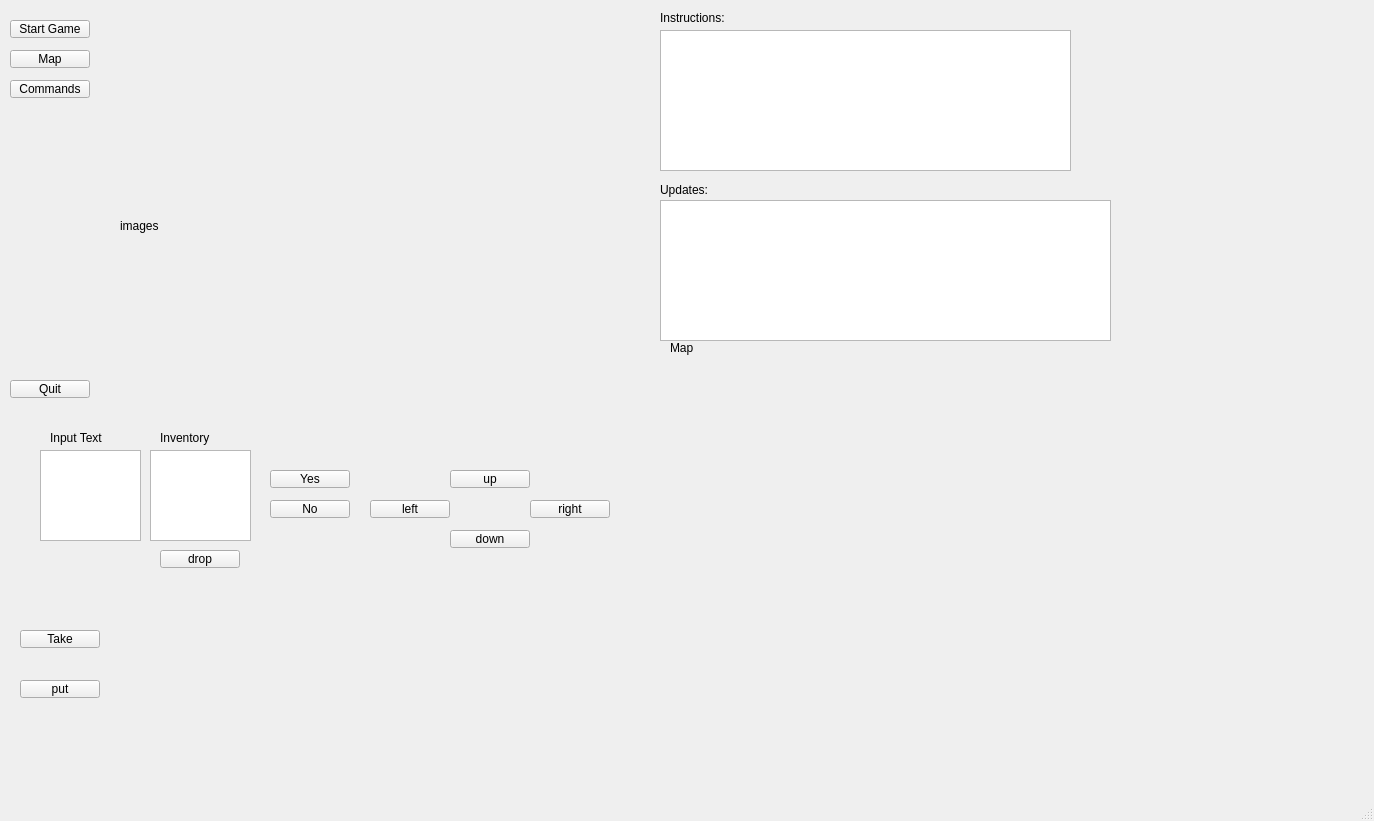
Above: mainwindow.ui from DesireeCharles/BarkNRoll-Game before the change. Below: the same form after it.
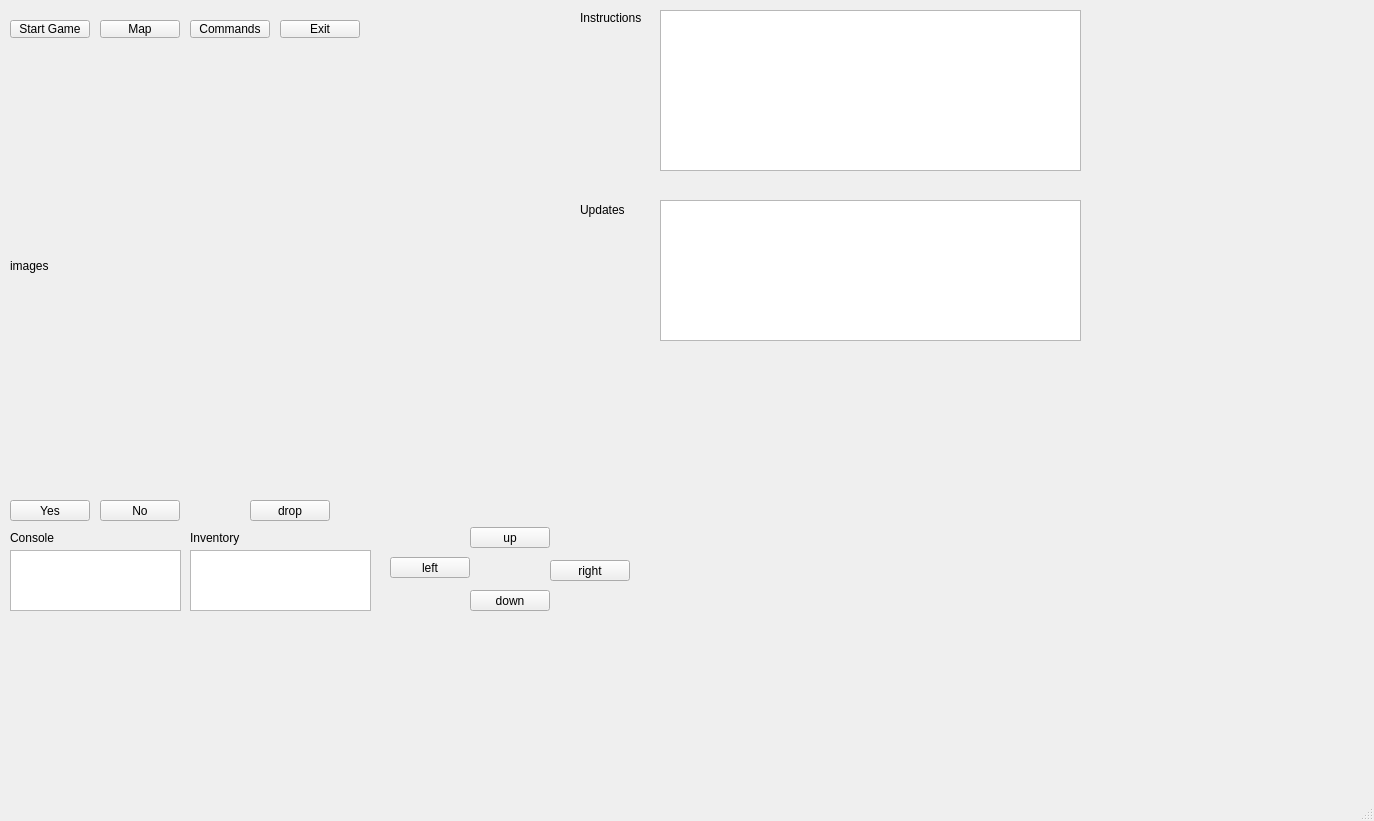
That is the form after the change.

Diff of the .ui file:
```diff
--- a/mainwindow.ui
+++ b/mainwindow.ui
@@ -19,41 +19,28 @@
      <rect>
       <x>660</x>
       <y>200</y>
-      <width>451</width>
+      <width>421</width>
       <height>141</height>
      </rect>
     </property>
    </widget>
-   <widget class="QPushButton" name="takeButton">
-    <property name="geometry">
-     <rect>
-      <x>20</x>
-      <y>630</y>
-      <width>80</width>
-      <height>18</height>
-     </rect>
-    </property>
-    <property name="text">
-     <string>Take</string>
-    </property>
-   </widget>
    <widget class="QTextEdit" name="textEdit">
     <property name="geometry">
      <rect>
-      <x>40</x>
-      <y>450</y>
-      <width>101</width>
-      <height>91</height>
+      <x>10</x>
+      <y>550</y>
+      <width>171</width>
+      <height>61</height>
      </rect>
     </property>
    </widget>
    <widget class="QPushButton" name="eastButton">
     <property name="geometry">
      <rect>
-      <x>530</x>
-      <y>500</y>
+      <x>550</x>
+      <y>560</y>
       <width>80</width>
-      <height>18</height>
+      <height>21</height>
      </rect>
     </property>
     <property name="text">
@@ -63,23 +50,10 @@
    <widget class="QPushButton" name="putButton">
     <property name="geometry">
      <rect>
-      <x>20</x>
-      <y>680</y>
+      <x>390</x>
+      <y>557</y>
       <width>80</width>
-      <height>18</height>
-     </rect>
-    </property>
-    <property name="text">
-     <string>put</string>
-    </property>
-   </widget>
-   <widget class="QPushButton" name="westButton">
-    <property name="geometry">
-     <rect>
-      <x>370</x>
-      <y>500</y>
-      <width>80</width>
-      <height>18</height>
+      <height>21</height>
      </rect>
     </property>
     <property name="text">
@@ -89,8 +63,8 @@
    <widget class="QPushButton" name="mapButton">
     <property name="geometry">
      <rect>
-      <x>10</x>
-      <y>50</y>
+      <x>100</x>
+      <y>20</y>
       <width>80</width>
       <height>18</height>
      </rect>
@@ -102,10 +76,10 @@
    <widget class="QPushButton" name="northButton">
     <property name="geometry">
      <rect>
-      <x>450</x>
-      <y>470</y>
+      <x>470</x>
+      <y>527</y>
       <width>80</width>
-      <height>18</height>
+      <height>21</height>
      </rect>
     </property>
     <property name="text">
@@ -116,9 +90,9 @@
     <property name="geometry">
      <rect>
       <x>660</x>
-      <y>30</y>
-      <width>411</width>
-      <height>141</height>
+      <y>10</y>
+      <width>421</width>
+      <height>161</height>
      </rect>
     </property>
    </widget>
@@ -138,8 +112,8 @@
    <widget class="QLabel" name="image">
     <property name="geometry">
      <rect>
-      <x>120</x>
-      <y>10</y>
+      <x>10</x>
+      <y>50</y>
       <width>491</width>
       <height>431</height>
      </rect>
@@ -151,10 +125,10 @@
    <widget class="QPushButton" name="southButton">
     <property name="geometry">
      <rect>
-      <x>450</x>
-      <y>530</y>
+      <x>470</x>
+      <y>590</y>
       <width>80</width>
-      <height>18</height>
+      <height>21</height>
      </rect>
     </property>
     <property name="text">
@@ -177,8 +151,8 @@
    <widget class="QPushButton" name="infoButton">
     <property name="geometry">
      <rect>
-      <x>10</x>
-      <y>80</y>
+      <x>190</x>
+      <y>20</y>
       <width>80</width>
       <height>18</height>
      </rect>
@@ -187,73 +161,60 @@
      <string>Commands</string>
     </property>
    </widget>
-   <widget class="QLabel" name="label">
-    <property name="geometry">
-     <rect>
-      <x>670</x>
-      <y>340</y>
-      <width>37</width>
-      <height>16</height>
-     </rect>
-    </property>
-    <property name="text">
-     <string>Map </string>
-    </property>
-   </widget>
    <widget class="QLabel" name="label_2">
     <property name="geometry">
      <rect>
-      <x>660</x>
-      <y>180</y>
+      <x>580</x>
+      <y>200</y>
       <width>71</width>
       <height>20</height>
      </rect>
     </property>
     <property name="text">
-     <string>Updates:</string>
+     <string>Updates</string>
     </property>
    </widget>
    <widget class="QLabel" name="label_3">
     <property name="geometry">
      <rect>
-      <x>660</x>
+      <x>580</x>
       <y>10</y>
       <width>101</width>
       <height>16</height>
      </rect>
     </property>
     <property name="text">
-     <string>Instructions: </string>
+     <string>Instructions</string>
     </property>
    </widget>
    <widget class="QTextBrowser" name="textinventory">
     <property name="geometry">
      <rect>
-      <x>150</x>
-      <y>450</y>
-      <width>101</width>
-      <height>91</height>
+      <x>190</x>
+      <y>550</y>
+      <width>181</width>
+      <height>61</height>
      </rect>
     </property>
    </widget>
    <widget class="QLabel" name="label_4">
     <property name="geometry">
      <rect>
-      <x>50</x>
-      <y>430</y>
+      <x>10</x>
+      <y>530</y>
       <width>61</width>
       <height>16</height>
      </rect>
     </property>
     <property name="text">
-     <string>Input Text</string>
+     <string>Console</string>
     </property>
    </widget>
    <widget class="QLabel" name="label_5">
     <property name="geometry">
      <rect>
-      <x>160</x>
-      <y>430</y>
+      <x>190</x>
+      <y>530</y>
       <width>71</width>
       <height>16</height>
      </rect>
@@ -265,23 +226,23 @@
    <widget class="QPushButton" name="exit_button">
     <property name="geometry">
      <rect>
-      <x>10</x>
-      <y>380</y>
+      <x>280</x>
+      <y>20</y>
       <width>80</width>
       <height>18</height>
      </rect>
     </property>
     <property name="text">
-     <string>Quit</string>
+     <string>Exit</string>
     </property>
    </widget>
    <widget class="QPushButton" name="yes">
     <property name="geometry">
      <rect>
-      <x>270</x>
-      <y>470</y>
+      <x>10</x>
+      <y>500</y>
       <width>80</width>
-      <height>18</height>
+      <height>21</height>
      </rect>
     </property>
     <property name="text">
@@ -291,10 +252,10 @@
    <widget class="QPushButton" name="no">
     <property name="geometry">
      <rect>
-      <x>270</x>
+      <x>100</x>
       <y>500</y>
       <width>80</width>
-      <height>18</height>
+      <height>21</height>
      </rect>
     </property>
     <property name="text">
@@ -304,10 +265,10 @@
    <widget class="QPushButton" name="drop">
     <property name="geometry">
      <rect>
-      <x>160</x>
-      <y>550</y>
+      <x>250</x>
+      <y>500</y>
       <width>80</width>
-      <height>18</height>
+      <height>21</height>
      </rect>
     </property>
     <property name="text">
```
Left out of the diff: 10 changed lines with no effect on the pictures.
